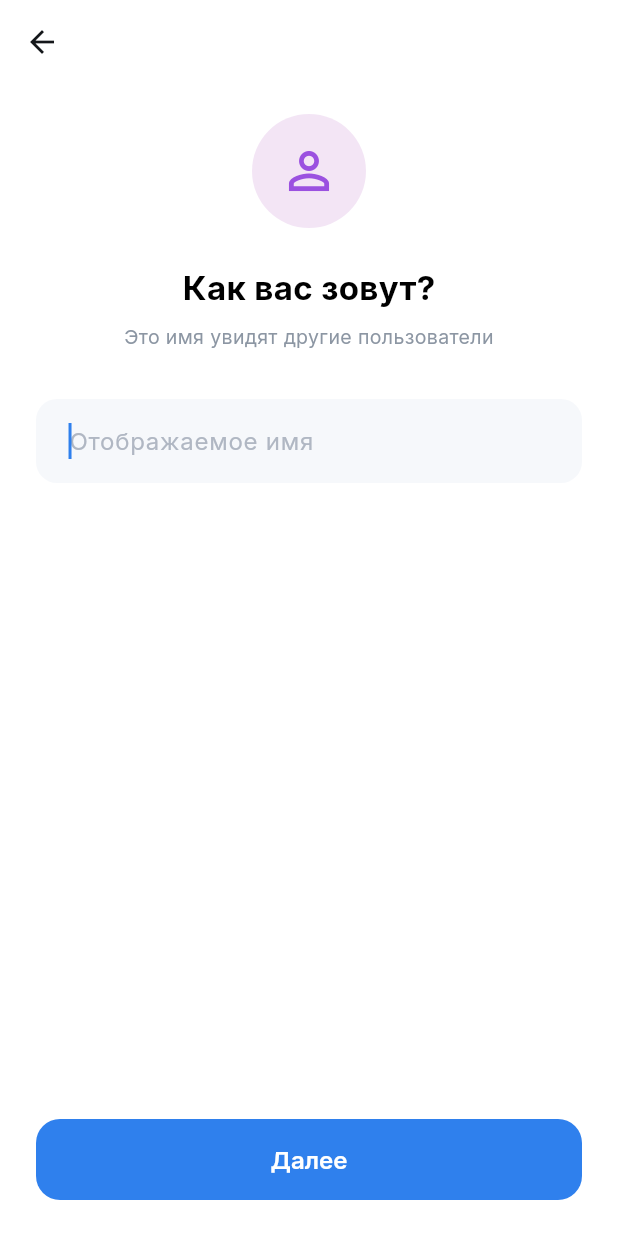
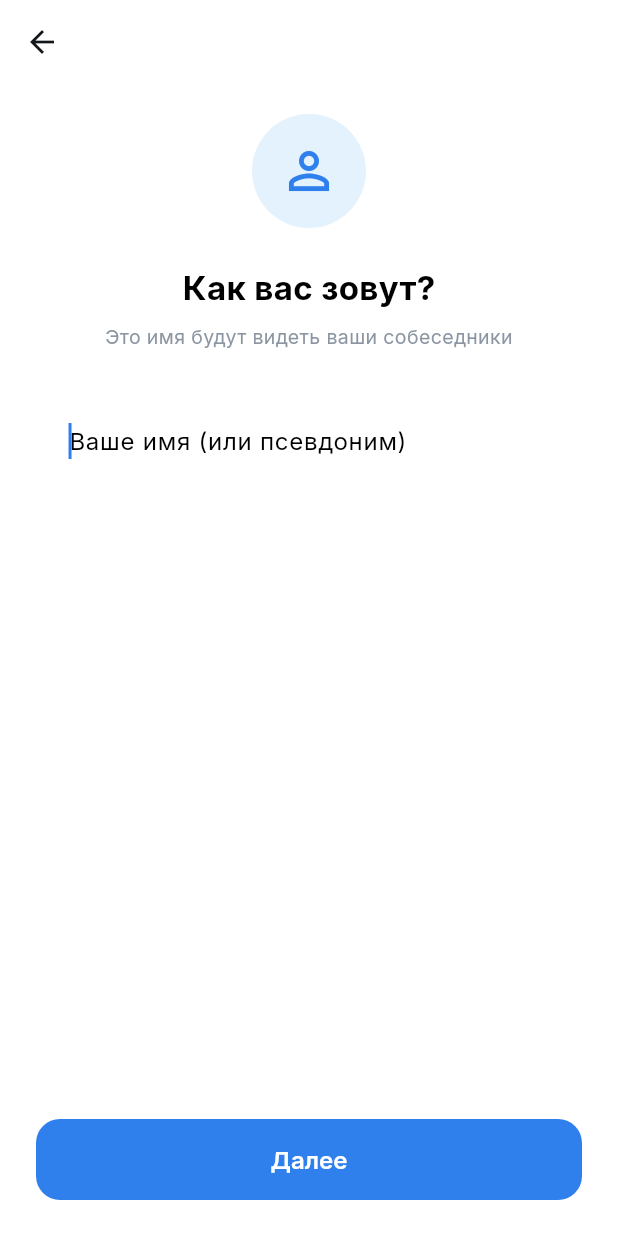
Before and after one commit to vectoramir27-svg/-, a Flutter app: the DisplayNameScreen screen opened directly with empty values, after a tap on "Далее", on a phone screen of 412 x 824 dp. Run offline on Flutter 3.47's test engine with Material 3 defaults, Android fonts, the phone set to English and light mode, and no system bars; our stand-ins replace google_fonts, shared_preferences; accounts and stored records are empty.

Commit message:
Update display_name_screen.dart

```diff
--- a/lib/features/auth/screens/display_name_screen.dart
+++ b/lib/features/auth/screens/display_name_screen.dart
@@ -4,6 +4,7 @@ import 'id_generation_screen.dart';
 
 class DisplayNameScreen extends StatefulWidget {
   final String username;
+
   const DisplayNameScreen({super.key, required this.username});
 
   @override
@@ -11,17 +12,12 @@ class DisplayNameScreen extends StatefulWidget {
 }
 
 class _DisplayNameScreenState extends State<DisplayNameScreen> {
-  late final TextEditingController _controller;
-
-  @override
-  void initState() {
-    super.initState();
-    _controller = TextEditingController(text: widget.username);
-  }
+  final TextEditingController _controller = TextEditingController();
 
   void _submit() {
     final text = _controller.text.trim();
-    if (text.isNotEmpty) {
+    if (text.isEmpty) return;
+
     Navigator.of(context).push(
       MaterialPageRoute(
         builder: (_) => IdGenerationScreen(
@@ -30,7 +26,6 @@ class _DisplayNameScreenState extends State<DisplayNameScreen> {
         ),
       ),
     );
-    }
   }
 
   @override
@@ -48,16 +43,16 @@ class _DisplayNameScreenState extends State<DisplayNameScreen> {
                 height: 76,
                 decoration: BoxDecoration(
                   shape: BoxShape.circle,
-                  color: Colors.purple.shade50,
+                  color: Colors.blue.shade50,
                 ),
                 alignment: Alignment.center,
-                child: const Icon(Icons.person_outline, size: 40, color: AppColors.softPurple),
+                child: const Icon(Icons.person_outline, size: 40, color: AppColors.primaryBlue),
               ),
               const SizedBox(height: 24),
               const Text("Как вас зовут?", style: TextStyle(fontSize: 22, fontWeight: FontWeight.bold)),
               const SizedBox(height: 8),
               const Text(
-                "Это имя увидят другие пользователи",
+                "Это имя будут видеть ваши собеседники",
                 textAlign: TextAlign.center,
                 style: TextStyle(color: AppColors.textGray, fontSize: 13),
               ),
@@ -66,14 +61,9 @@ class _DisplayNameScreenState extends State<DisplayNameScreen> {
                 controller: _controller,
                 autofocus: true,
                 decoration: InputDecoration(
-                  hintText: "Отображаемое имя",
-                  hintStyle: const TextStyle(color: AppColors.textMuted),
+                  hintText: "Ваше имя (или псевдоним)",
                   filled: true,
-                  fillColor: AppColors.cardLight,
-                  border: OutlineInputBorder(
-                    borderRadius: BorderRadius.circular(14),
-                    borderSide: BorderSide.none,
-                  ),
+                  border: OutlineInputBorder(borderRadius: BorderRadius.circular(14), borderSide: BorderSide.none),
                   contentPadding: const EdgeInsets.symmetric(horizontal: 18, vertical: 16),
                 ),
                 onSubmitted: (_) => _submit(),
```
Lines whose indentation alone changed are shown as unchanged.
